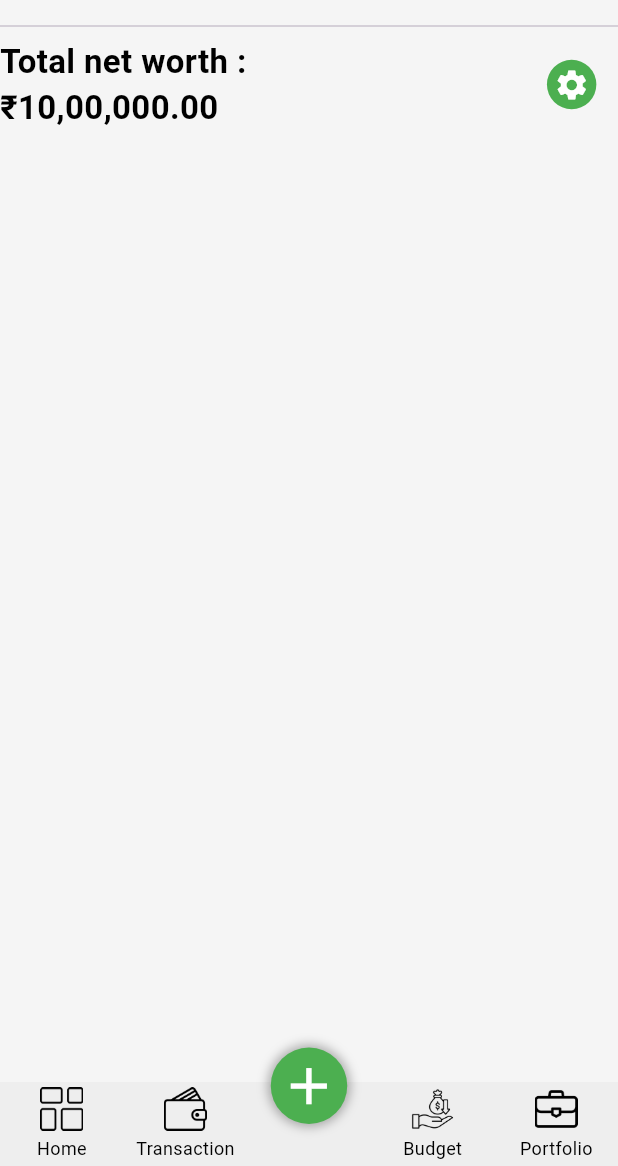
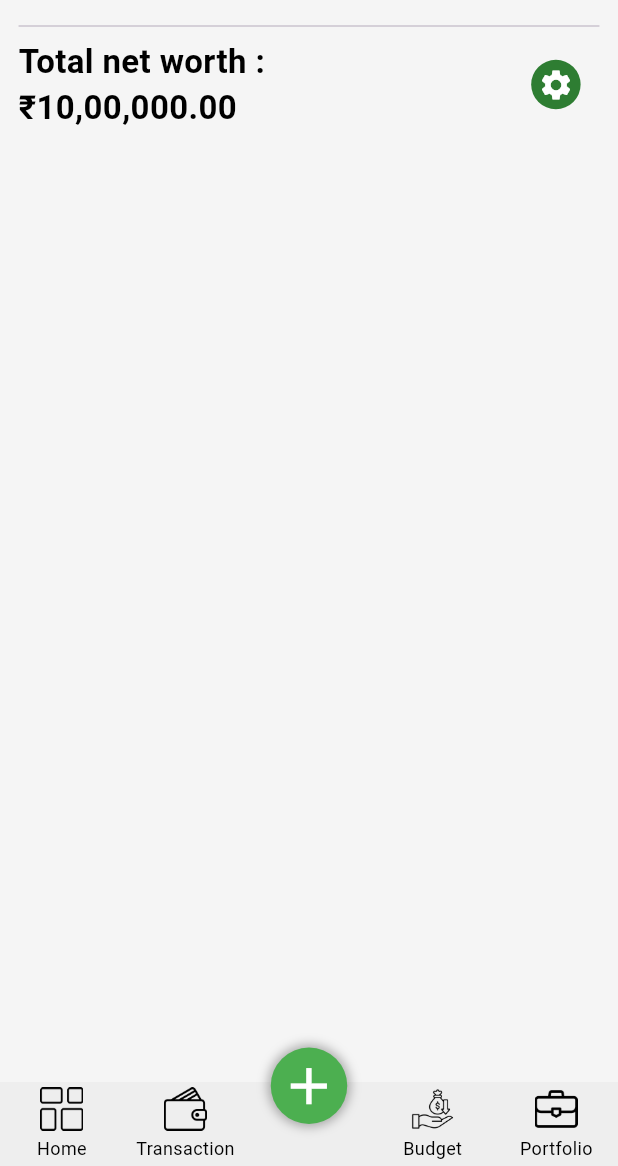
Before and after one commit to ArslanXXQazi/Finance-Tracker, a Flutter app: the screen it shows after launch, on a phone screen of 412 x 824 dp, the part 70-1236 px from its top. Run offline on Flutter 3.47's test engine with Material 3 defaults, Android fonts, the phone set to English and light mode, and no system bars; drawn by our look-alikes of persistent_bottom_nav_bar; our stand-ins replace flutter_animate.

Commit message:
Update home_nav_view.dart

```diff
--- a/finance_tracker/lib/src/views/nav_bar_view/home_nav_view/home_nav_view.dart
+++ b/finance_tracker/lib/src/views/nav_bar_view/home_nav_view/home_nav_view.dart
@@ -20,17 +20,17 @@ class HomeNavView extends StatelessWidget {
           ImageIcon(AssetImage(Appimages.more),size: width*.09),
         ],
       ),
-      body: Column(
+      body: Padding(
+        padding: EdgeInsets.symmetric(horizontal:width*.03),
+        child: Column(
           mainAxisAlignment: MainAxisAlignment.start,
           children: [
           Divider(),
           Row(
-
             children: [
             Expanded(
                flex: 85,
                 child: Column(
-
                   crossAxisAlignment: CrossAxisAlignment.start,
                   children: [
               BoldText(text: 'Total net worth :',fontSize: 22,),
@@ -40,13 +40,14 @@ class HomeNavView extends StatelessWidget {
               flex: 15,
                 child: Column(children: [
                 CircleAvatar(
-                backgroundColor: Colors.green,
+                  backgroundColor: Colors.green.shade800,
                   radius: width*.04,
                   child: Icon(Icons.settings,color: Colors.white,),
                 )
             ],)),
           ],)
         ],),
+      ),
     );
   }
 }
```
Lines whose indentation alone changed are shown as unchanged.
